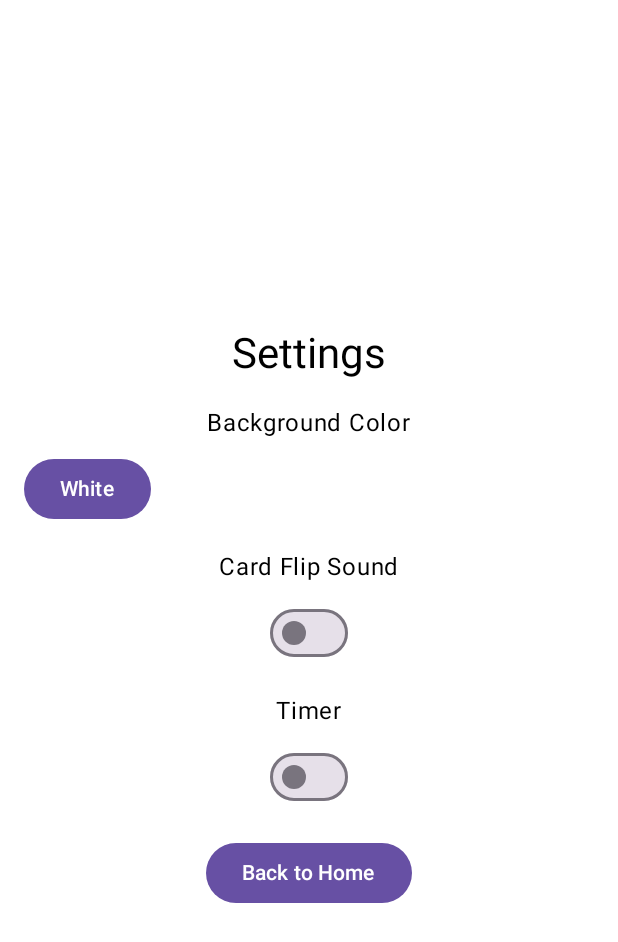
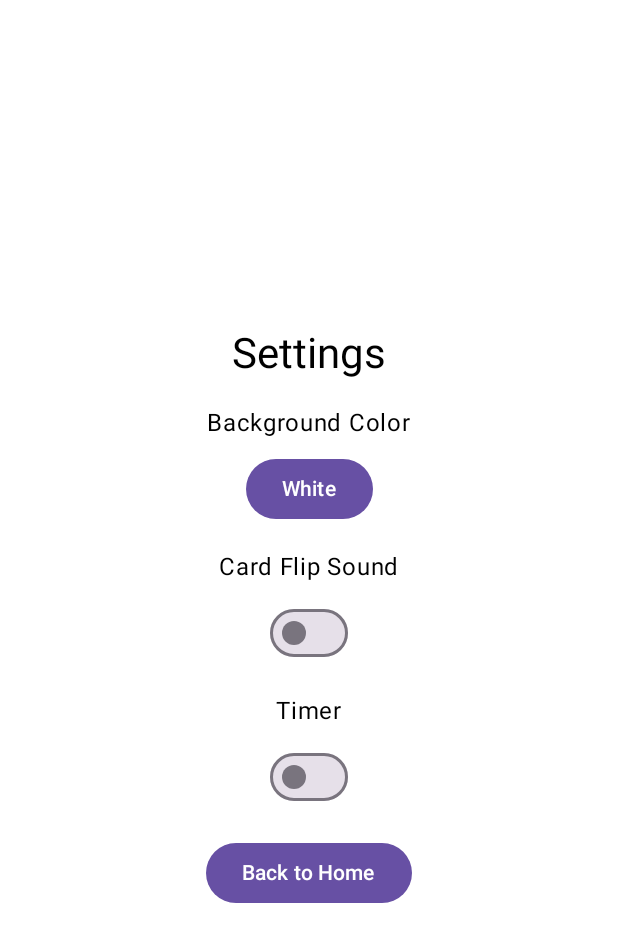
Before and after one commit to SaharLevy/MemoryGame, an Android app built with Jetpack Compose: the SettingsScreen screen opened through its navigation route, on a phone screen of 412 x 824 dp. Shown: the top 942 px of the screen. Run offline under Robolectric (Android 15) with nearby library versions, the phone set to English and light mode, and no system bars.

Commit message:
finished the project.

```diff
--- a/app/src/main/java/com/example/memorygame/ui/SettingsScreen.kt
+++ b/app/src/main/java/com/example/memorygame/ui/SettingsScreen.kt
@@ -28,8 +28,12 @@ fun SettingsScreen(navController: NavController, settingsViewModel: SettingsView
 
         Text(text = "Background Color")
         Spacer(modifier = Modifier.height(8.dp))
-        var expanded by remember { mutableStateOf(false) }
-        Box(modifier = Modifier.fillMaxWidth()) {
+
+        // Wrapping Box in a Column to center it properly
+        Column(
+            horizontalAlignment = Alignment.CenterHorizontally
+        ) {
+            var expanded by remember { mutableStateOf(false) }
             Button(onClick = { expanded = !expanded }) {
                 Text(text = backgroundColor)
             }
```
